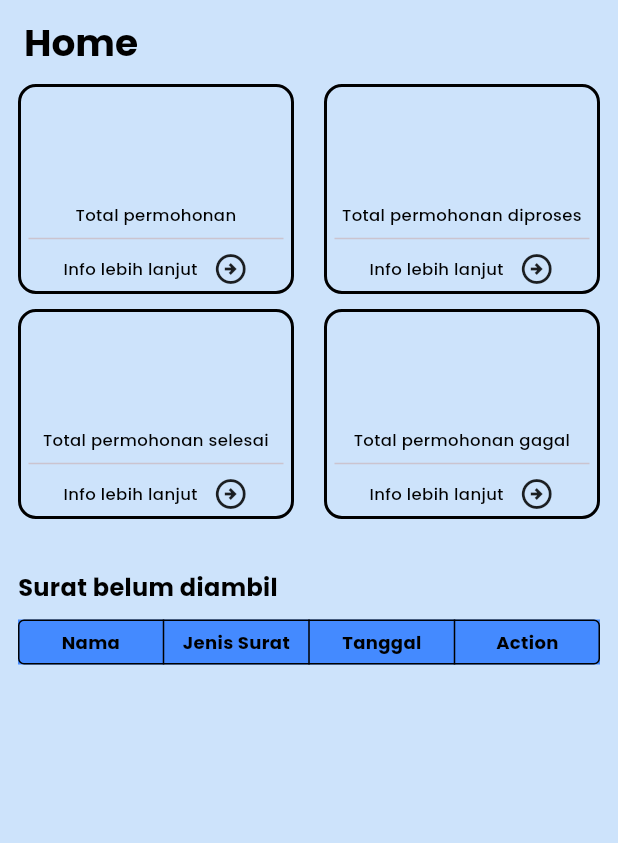
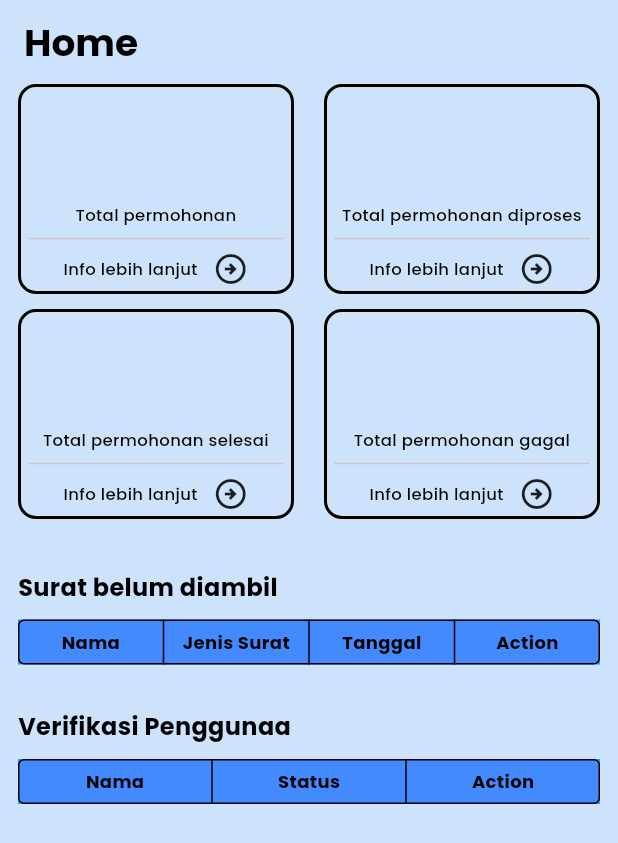
Before and after one commit to Gededito/Sapekderas_Admin2, a Flutter app: the HomeView screen opened directly, on a phone screen of 412 x 824 dp. Shown: the top 843 px of the screen. Run offline on Flutter 3.47's test engine with Material 2 defaults, Android fonts, the phone set to English and light mode, and no system bars; our stand-ins replace cloud_firestore, equatable, firebase_core, flutter_bloc, fluttertoast, google_fonts and 3 more; missing offline and left inert: docx_template, spreadsheet_decoder; accounts and stored records are empty.

Commit message:
table user verify (belum selesai)

```diff
--- a/lib/main.dart
+++ b/lib/main.dart
@@ -5,6 +5,7 @@ import 'package:google_fonts/google_fonts.dart';
 import 'package:hive_flutter/hive_flutter.dart';
 import 'package:sapekderas/routes/routes.dart';
 import 'package:sapekderas/utils/utils.dart';
+import 'package:sapekderas/view_model/auth/cubit/get_user_cubit.dart';
 import 'package:sapekderas/view_model/letter/letter_donwoad/letter_donwload_cubit.dart';
 
 import 'firebase_options.dart';
@@ -33,6 +34,7 @@ class MyApp extends StatelessWidget {
         BlocProvider(create: (context) => LetterDonwloadCubit()),
         BlocProvider(create: (context) => AddLetterCubit()),
         BlocProvider(create: (context) => GetLetterCubit()),
+        BlocProvider(create: (context) => GetUserCubit())
       ],
       child: MaterialApp(
         title: 'Sapekderas Admin',
--- a/lib/models/user_model.dart
+++ b/lib/models/user_model.dart
@@ -19,11 +19,15 @@ class UserModel extends Equatable {
   @HiveField(3)
   final String name;
 
+  @HiveField(4)
+  final bool isVerified;
+
   const UserModel({
     required this.email,
     required this.password,
     required this.id,
     this.name = "",
+    this.isVerified = false,
   });
 
   factory UserModel.fromJson(Map<String, dynamic> json) =>
@@ -32,5 +36,5 @@ class UserModel extends Equatable {
   Map<String, dynamic> toJson() => _$UserModelToJson(this);
 
   @override
-  List<Object?> get props => [email, password, id, name];
+  List<Object?> get props => [email, password, id, name, isVerified];
 }
--- /dev/null
+++ b/lib/view_model/auth/cubit/get_user_cubit.dart
@@ -0,0 +1,38 @@
+import 'package:cloud_firestore/cloud_firestore.dart';
+import 'package:flutter_bloc/flutter_bloc.dart';
+import 'package:sapekderas/models/user_model.dart';
+import 'package:sapekderas/view_model/auth/cubit/get_user_state.dart';
+
+class GetUserCubit extends Cubit<GetUserState> {
+  final collection = FirebaseFirestore.instance
+      .collection('users')
+      .withConverter<UserModel>(
+        fromFirestore: (snapshots, _) =>
+            UserModel.fromJson(snapshots.data()!),
+        toFirestore: (user, _) => user.toJson(),
+      );
+  GetUserCubit() : super(GetUserInitial());
+
+  void getAllData() async {
+    emit(GetUserLoading());
+    List<UserModel> allData = [];
+    List<UserModel> successData = [];
+    List<UserModel> errorData = [];
+    List<UserModel> progressData = [];
+
+    try {
+      final querySnapshot = await collection.get();
+      for (var element in querySnapshot.docs) {
+        allData.add(element.data());
+      }
+      emit(GetUserSuccess(
+        allData: allData,
+        successData: successData,
+        errorData: errorData,
+        progressData: progressData
+      ));
+    } catch (e) {
+      emit(GetUserError(e.toString()));
+    }
+  }
+}
--- /dev/null
+++ b/lib/view_model/auth/cubit/get_user_state.dart
@@ -0,0 +1,56 @@
+import 'package:equatable/equatable.dart';
+import 'package:sapekderas/models/user_model.dart';
+
+abstract class GetUserState extends Equatable {
+  const GetUserState();
+
+  @override
+  List<Object> get props => [];
+}
+
+class GetUserInitial extends GetUserState {}
+
+class GetUserLoading extends GetUserState {}
+
+class GetUserSuccess extends GetUserState {
+  final bool isLoading;
+  final List<UserModel> allData;
+  final List<UserModel> successData;
+  final List<UserModel> errorData;
+  final List<UserModel> progressData;
+
+  const GetUserSuccess({
+    this.isLoading = false,
+    required this.allData,
+    required this.successData,
+    required this.errorData,
+    required this.progressData,
+  });
+
+  @override
+  List<Object> get props =>
+      [isLoading, allData, successData, errorData, progressData];
+
+  GetUserSuccess copyWith({
+    bool? isLoading,
+    List<UserModel>? allData,
+    List<UserModel>? successData,
+    List<UserModel>? errorData,
+    List<UserModel>? progressData
+  }) {
+    return GetUserSuccess(
+      isLoading: isLoading ?? this.isLoading,
+      allData: allData ?? this.allData,
+      successData: successData ?? this.successData,
+      errorData: errorData ?? this.errorData,
+      progressData: progressData ?? this.progressData,
+    );
+  }
+}
+
+class GetUserError extends GetUserState {
+  final String message;
+  const GetUserError(this.message);
+  @override
+  List<Object> get props => [message];
+}
--- a/lib/view_model/auth/cubit/login_cubit.dart
+++ b/lib/view_model/auth/cubit/login_cubit.dart
@@ -49,7 +49,7 @@ class LoginCubit extends Cubit<LoginState> {
   void addAdmin() async {
     final password = _hashPassword("12345678");
     final id = const Uuid().v4();
-    final user = UserModel(email: "test@gmail.com", password: password, id: id);
+    final user = UserModel(email: "test@gmail.com", password: password, id: id, isVerified: true);
     final querySnapshot =
         await collection.where('email', isEqualTo: user.email).get();
     if (querySnapshot.docs.isEmpty) {
--- a/lib/views/home/home_view.dart
+++ b/lib/views/home/home_view.dart
@@ -1,7 +1,10 @@
 import 'package:flutter/foundation.dart';
 import 'package:flutter/material.dart';
 import 'package:flutter_bloc/flutter_bloc.dart';
+import 'package:sapekderas/view_model/auth/cubit/get_user_cubit.dart';
+import 'package:sapekderas/view_model/auth/cubit/get_user_state.dart';
 import 'package:sapekderas/view_model/letter/get_letter/get_letter_cubit.dart';
+import 'package:sapekderas/views/home/widgets/home_table_verify.dart';
 
 import '../../utils/utils.dart';
 import '../../view_model/letter/add_letter/add_letter_cubit.dart';
@@ -51,6 +54,19 @@ class HomeView extends StatelessWidget {
                           models: [], titleApp: "Surat belum diambil");
                     },
                   ),
+                  BlocBuilder<GetUserCubit, GetUserState>(
+                    builder: (context, state) {
+                      if (state is GetUserSuccess) {
+                        return HomeTableVerify(
+                          models: state.progressData,
+                          titleApp: "Verifikasi Pengguna",
+                        );
+                      }
+                      return const HomeTableVerify(
+                        models: [], titleApp: "Verifikasi Penggunaa",
+                      );
+                    },
+                  )
                 ],
               ),
             )),
--- a/lib/views/home/widgets/home_table.dart
+++ b/lib/views/home/widgets/home_table.dart
@@ -280,7 +280,7 @@ class HomeTable extends StatelessWidget {
             ),
           ],
         ),
-        const SizedBox(height: 150),
+        const SizedBox(height: 30),
       ],
     );
   }
--- /dev/null
+++ b/lib/views/home/widgets/home_table_verify.dart
@@ -0,0 +1,88 @@
+import 'package:flutter/material.dart';
+import 'package:sapekderas/models/user_model.dart';
+import 'package:sapekderas/utils/utils.dart';
+
+class HomeTableVerify extends StatelessWidget {
+  final List<UserModel> models;
+  final String titleApp;
+  final double? fontSize;
+  final bool withTitleApp;
+
+  const HomeTableVerify({
+    super.key,
+    required this.models,
+    this.titleApp = "",
+    this.fontSize,
+    this.withTitleApp = true
+  });
+
+  @override
+  Widget build(BuildContext context) {
+    const title = [
+      "Nama",
+      "Status",
+      "Action",
+    ];
+
+    const example = ["1", "2", ""];
+    return Column(
+      crossAxisAlignment: CrossAxisAlignment.start,
+      children: [
+        if (withTitleApp)
+          Text(
+            titleApp,
+            style: FontsUtils.poppins(
+                fontSize: fontSize ?? 16, fontWeight: FontWeight.bold),
+          ),
+        const SizedBox(height: 10),
+        Table(
+          border: TableBorder.all(borderRadius: BorderRadius.circular(4)),
+          children: [
+            TableRow(
+              children: title.map((e) => Container(
+                height: 30,
+                color: Colors.blueAccent,
+                alignment: Alignment.center,
+                child: Text(
+                  e,
+                  style: FontsUtils.poppins(
+                    fontSize: 12,
+                    fontWeight: FontWeight.bold
+                  ),
+                ),
+              )).toList()
+            ),
+            ...List.generate(
+              models.length,
+                (index) => TableRow(
+                  children: example.map((e) => e == ""
+                    ? Container(
+                    height: 30,
+                    alignment: Alignment.center,
+                    child: Row(
+                      mainAxisAlignment: MainAxisAlignment.center,
+                      children: [
+                        InkWell(
+                          onTap: () {},
+                          child: const Padding(
+                            padding: EdgeInsets.symmetric(horizontal: 2),
+                            child: Icon(
+                              Icons.edit,
+                              color: Colors.blueGrey,
+                            ),
+                          ),
+                        ),
+                      ],
+                    ),
+                  ): GestureDetector(
+
+                  )).toList(),
+                )
+            )
+          ],
+        ),
+        const SizedBox(height: 150),
+      ],
+    );
+  }
+}
--- a/lib/views/main/main_view.dart
+++ b/lib/views/main/main_view.dart
@@ -1,6 +1,7 @@
 import 'package:flutter/material.dart';
 import 'package:flutter_bloc/flutter_bloc.dart';
 import 'package:sapekderas/utils/utils.dart';
+import 'package:sapekderas/view_model/auth/cubit/get_user_cubit.dart';
 import 'package:sapekderas/view_model/citizen/get_citizen/get_citizen_cubit.dart';
 
 import '../../view_model/letter/get_letter/get_letter_cubit.dart';
@@ -35,6 +36,7 @@ class _MainViewState extends State<MainView> {
     currentIndex = widget.initialPage;
     context.read<GetCitizenCubit>().getAllCitizen();
     context.read<GetLetterCubit>().getAllData();
+    context.read<GetUserCubit>().getAllData();
   }
 
   @override
```
Also changed, not shown: lib/models/user_model.g.dart.
